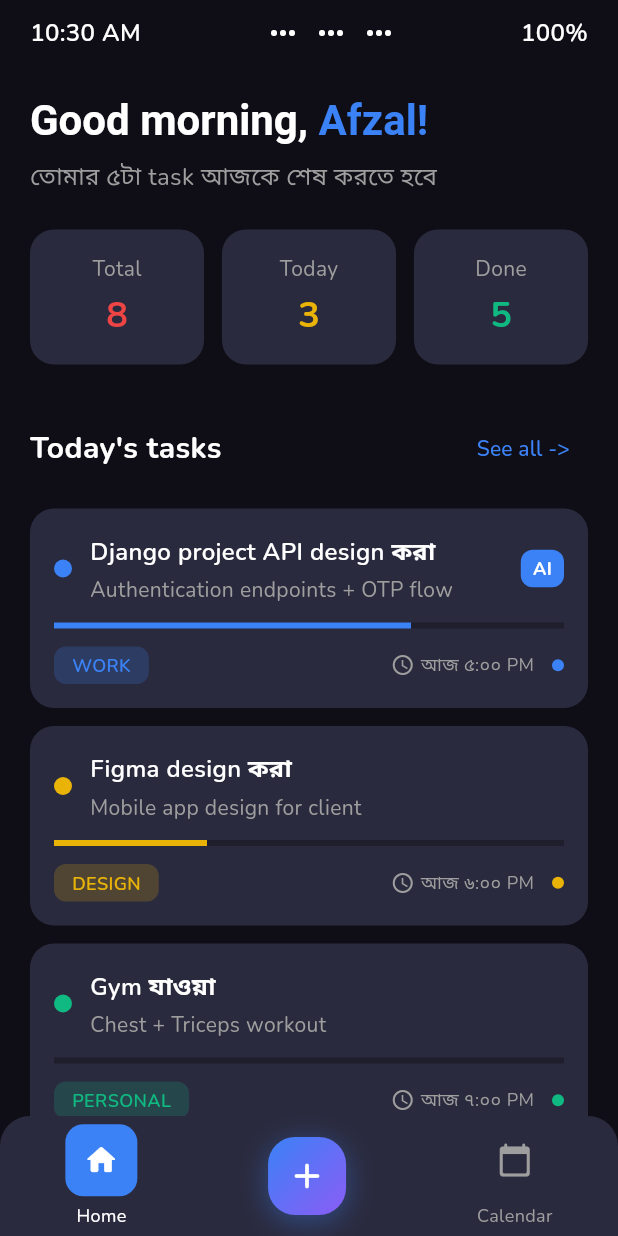
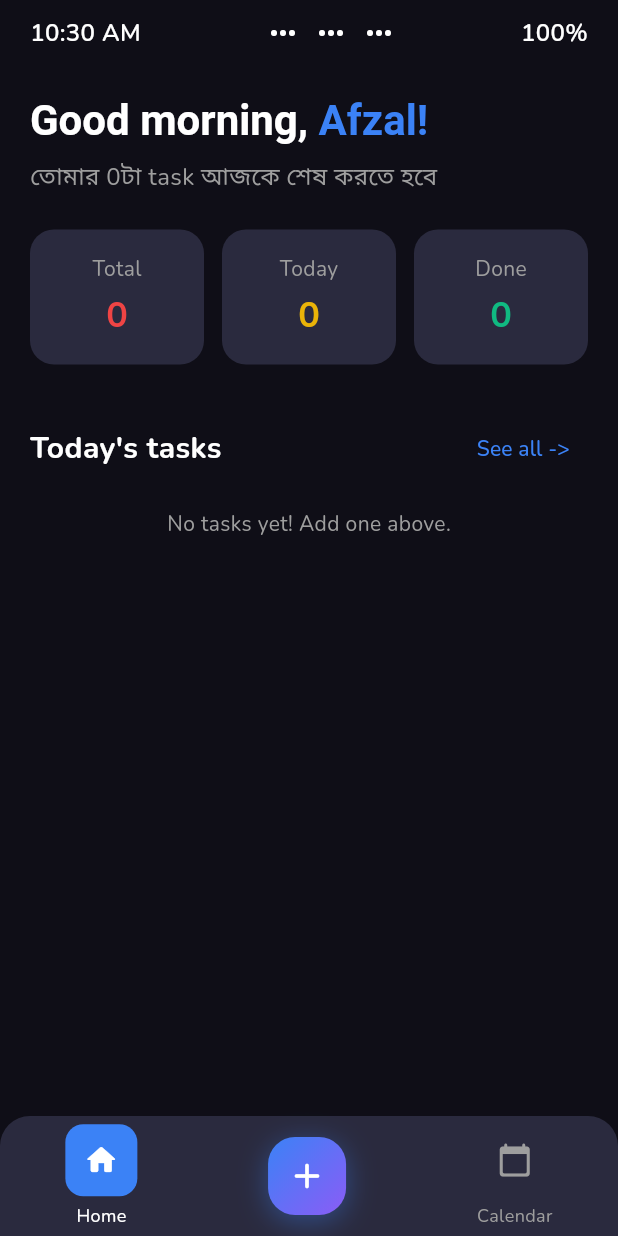
Before and after one commit to Afzal20/taskmanager, a Flutter app: the HomeScreen screen opened directly, on a phone screen of 412 x 824 dp. Run offline on Flutter 3.47's test engine with Material 3 defaults, Android fonts, the phone set to English and light mode, and no system bars; our stand-ins replace battery_plus, google_fonts, sqflite; accounts and stored records are empty.

Commit message:
refactor: implement SQLite persistence with DatabaseHelper and integrate dynamic task loading into home screen

```diff
--- a/lib/home_screen.dart
+++ b/lib/home_screen.dart
@@ -4,6 +4,7 @@ import 'add_task_screen.dart';
 import 'calendar_screen.dart';
 import 'package:battery_plus/battery_plus.dart';
 import 'dart:async';
+import 'helpers/database_helper.dart';
 
 class HomeScreen extends StatefulWidget {
   const HomeScreen({super.key});
@@ -14,6 +15,8 @@ class HomeScreen extends StatefulWidget {
 
 class _HomeScreenState extends State<HomeScreen> {
   int _activeNav = 0;
+  List<Task> _tasks = [];
+  bool _isLoading = true;
 
   // Live clock
   late String _currentTime;
@@ -35,6 +38,7 @@ class _HomeScreenState extends State<HomeScreen> {
   @override
   void initState() {
     super.initState();
+    _loadTasks();
     // Live clock — update every second
     _currentTime = _formatTime(DateTime.now());
     _clockTimer = Timer.periodic(const Duration(seconds: 1), (_) {
@@ -54,6 +58,16 @@ class _HomeScreenState extends State<HomeScreen> {
         });
       }
     });
+  }
+
+  Future<void> _loadTasks() async {
+    final tasks = await DatabaseHelper.instance.getTasks();
+    if (mounted) {
+      setState(() {
+        _tasks = tasks;
+        _isLoading = false;
+      });
+    }
   }
 
   @override
@@ -179,22 +193,27 @@ class _HomeScreenState extends State<HomeScreen> {
           ),
         ),
         const SizedBox(height: 8),
-        const Text(
-          'তোমার ৫টা task আজকে শেষ করতে হবে',
-          style: TextStyle(fontSize: 16, color: Colors.grey),
+        Text(
+          'তোমার ${_tasks.length}টা task আজকে শেষ করতে হবে',
+          style: const TextStyle(fontSize: 16, color: Colors.grey),
         ),
       ],
     );
   }
 
   Widget _buildTaskStatsCards() {
+    final total = _tasks.length;
+    final done = _tasks.where((t) => t.isDone == 1).length;
+    final todayStr = DateTime.now().toIso8601String().split('T')[0];
+    final todayCount = _tasks.where((t) => t.dueDate.startsWith(todayStr)).length;
+
     return Row(
       children: [
-        Expanded(child: _buildStatCard('Total', '8', const Color(0xFFEF4444))),
+        Expanded(child: _buildStatCard('Total', '$total', const Color(0xFFEF4444))),
         const SizedBox(width: 12),
-        Expanded(child: _buildStatCard('Today', '3', const Color(0xFFEAB308))),
+        Expanded(child: _buildStatCard('Today', '$todayCount', const Color(0xFFEAB308))),
         const SizedBox(width: 12),
-        Expanded(child: _buildStatCard('Done', '5', const Color(0xFF10B981))),
+        Expanded(child: _buildStatCard('Done', '$done', const Color(0xFF10B981))),
       ],
     );
   }
@@ -247,46 +266,26 @@ class _HomeScreenState extends State<HomeScreen> {
   }
 
   Widget _buildTaskList() {
-    final tasks = [
-      Task(
-        id: '1',
-        title: 'Django project API design করা',
-        description: 'Authentication endpoints + OTP flow',
-        category: TaskCategory.work,
-        progress: 0.7,
-        time: 'আজ ৫:০০ PM',
-        hasAiBadge: true,
+    if (_isLoading) {
+      return const Center(child: CircularProgressIndicator());
+    }
+    if (_tasks.isEmpty) {
+      return const Center(
+        child: Text(
+          'No tasks yet! Add one above.',
+          style: TextStyle(color: Colors.grey),
         ),
-      Task(
-        id: '2',
-        title: 'Figma design করা',
-        description: 'Mobile app design for client',
-        category: TaskCategory.design,
-        progress: 0.3,
-        time: 'আজ ৬:০০ PM',
-      ),
-      Task(
-        id: '3',
-        title: 'Gym যাওয়া',
-        description: 'Chest + Triceps workout',
-        category: TaskCategory.personal,
-        progress: 0.0,
-        time: 'আজ ৭:০০ PM',
-      ),
-      Task(
-        id: '4',
-        title: 'Client meeting',
-        description: 'Project discussion and feedback',
-        category: TaskCategory.urgent,
-        progress: 0.5,
-        time: 'আজ ৮:০০ PM',
-      ),
-    ];
-
-    return Column(children: tasks.map((task) => _buildTaskCard(task)).toList());
+      );
+    }
+    return Column(children: _tasks.map((task) => _buildTaskCard(task)).toList());
   }
 
   Widget _buildTaskCard(Task task) {
+    final taskColor = Color(task.colorValue);
+    final priorityLabels = ['Low', 'Medium', 'High'];
+    final priorityLabel = priorityLabels[task.priority];
+    final dateStr = task.dueDate.split('T').first;
+
     return Container(
       margin: const EdgeInsets.only(bottom: 12),
       padding: const EdgeInsets.all(16),
@@ -303,7 +302,7 @@ class _HomeScreenState extends State<HomeScreen> {
                 width: 12,
                 height: 12,
                 decoration: BoxDecoration(
-                  color: task.category.color,
+                  color: taskColor,
                   shape: BoxShape.circle,
                 ),
               ),
@@ -320,46 +319,20 @@ class _HomeScreenState extends State<HomeScreen> {
                         color: Colors.white,
                       ),
                     ),
+                    if (task.description.isNotEmpty) ...[
                       const SizedBox(height: 4),
                       Text(
                         task.description,
                         style: const TextStyle(fontSize: 14, color: Colors.grey),
                       ),
                     ],
-                ),
-              ),
-              if (task.hasAiBadge)
-                Container(
-                  padding: const EdgeInsets.symmetric(
-                    horizontal: 8,
-                    vertical: 4,
-                  ),
-                  decoration: BoxDecoration(
-                    color: const Color(0xFF3B82F6),
-                    borderRadius: BorderRadius.circular(8),
-                  ),
-                  child: const Text(
-                    'AI',
-                    style: TextStyle(
-                      color: Colors.white,
-                      fontSize: 12,
-                      fontWeight: FontWeight.bold,
-                    ),
+                  ],
                 ),
               ),
             ],
           ),
 
-          const SizedBox(height: 12),
-
-          // Progress Bar
-          LinearProgressIndicator(
-            value: task.progress,
-            backgroundColor: const Color(0xFF1E1E2C),
-            valueColor: AlwaysStoppedAnimation<Color>(task.category.color),
-          ),
-
-          const SizedBox(height: 12),
+          const SizedBox(height: 16),
 
           Row(
             mainAxisAlignment: MainAxisAlignment.spaceBetween,
@@ -370,13 +343,13 @@ class _HomeScreenState extends State<HomeScreen> {
                   vertical: 4,
                 ),
                 decoration: BoxDecoration(
-                  color: task.category.color.withOpacity(0.2),
+                  color: taskColor.withOpacity(0.2),
                   borderRadius: BorderRadius.circular(8),
                 ),
                 child: Text(
-                  task.category.label,
+                  priorityLabel,
                   style: TextStyle(
-                    color: task.category.color,
+                    color: taskColor,
                     fontSize: 12,
                     fontWeight: FontWeight.w600,
                   ),
@@ -388,7 +361,7 @@ class _HomeScreenState extends State<HomeScreen> {
                   const Icon(Icons.access_time, color: Colors.grey, size: 16),
                   const SizedBox(width: 4),
                   Text(
-                    task.time,
+                    dateStr,
                     style: const TextStyle(color: Colors.grey, fontSize: 12),
                   ),
                   const SizedBox(width: 12),
@@ -396,7 +369,7 @@ class _HomeScreenState extends State<HomeScreen> {
                     width: 8,
                     height: 8,
                     decoration: BoxDecoration(
-                      color: task.category.color,
+                      color: taskColor,
                       shape: BoxShape.circle,
                     ),
                   ),
@@ -436,6 +409,7 @@ class _HomeScreenState extends State<HomeScreen> {
                 MaterialPageRoute(
                   builder: (_) => AddTaskScreen(
                     onTaskAdded: () {
+                      _loadTasks();
                       ScaffoldMessenger.of(context).showSnackBar(
                         SnackBar(
                           content: const Text('Task added! 🎉'),
--- a/lib/models/task.dart
+++ b/lib/models/task.dart
@@ -1,34 +1,49 @@
-import 'package:flutter/material.dart';
-
-enum TaskCategory {
-  work('WORK', const Color(0xFF3B82F6)),
-  design('DESIGN', const Color(0xFFEAB308)),
-  personal('PERSONAL', const Color(0xFF10B981)),
-  urgent('URGENT', const Color(0xFFEF4444));
-
-  const TaskCategory(this.label, this.color);
-  final String label;
-  final Color color;
-}
-
 class Task {
-  final String id;
+  final int? id;
   final String title;
   final String description;
-  final TaskCategory category;
-  final double progress;
-  final String time;
-  final bool hasAiBadge;
+  final int colorValue;
+  final int priority;
+  final String createTime;
+  final String dueDate;
+  final int isDone;
 
   Task({
-    required this.id,
+    this.id,
     required this.title,
     required this.description,
-    required this.category,
-    required this.progress,
-    required this.time,
-    this.hasAiBadge = false,
+    required this.colorValue,
+    required this.priority,
+    required this.createTime,
+    required this.dueDate,
+    this.isDone = 0,
   });
+
+  Map<String, dynamic> toMap() {
+    return {
+      if (id != null) 'id': id,
+      'title': title,
+      'description': description,
+      'colorValue': colorValue,
+      'priority': priority,
+      'createTime': createTime,
+      'dueDate': dueDate,
+      'isDone': isDone,
+    };
+  }
+
+  factory Task.fromMap(Map<String, dynamic> map) {
+    return Task(
+      id: map['id'],
+      title: map['title'],
+      description: map['description'],
+      colorValue: map['colorValue'],
+      priority: map['priority'],
+      createTime: map['createTime'],
+      dueDate: map['dueDate'],
+      isDone: map['isDone'],
+    );
+  }
 }
 
 class TaskStats {
--- a/pubspec.yaml
+++ b/pubspec.yaml
@@ -36,6 +36,12 @@ dependencies:
   cupertino_icons: ^1.0.8
   google_fonts: ^6.2.1
   battery_plus: ^6.0.0
+  flutter_local_notifications: ^17.0.0
+  flutter_launcher_icons: ^0.13.1
+
+
+  sqflite: ^2.4.2 # for database
+  path: ^1.9.1 # for database path
 
 dev_dependencies:
   flutter_test:
```
Also changed, not shown: lib/add_task_screen.dart (+61 -26 lines), lib/calendar_screen.dart (+51 -23 lines), lib/helpers/database_helper.dart (added, +73 -0 lines), lib/onboarding_screen.dart (+25 -10 lines), pubspec.lock. Lines whose indentation alone changed are shown as unchanged.
